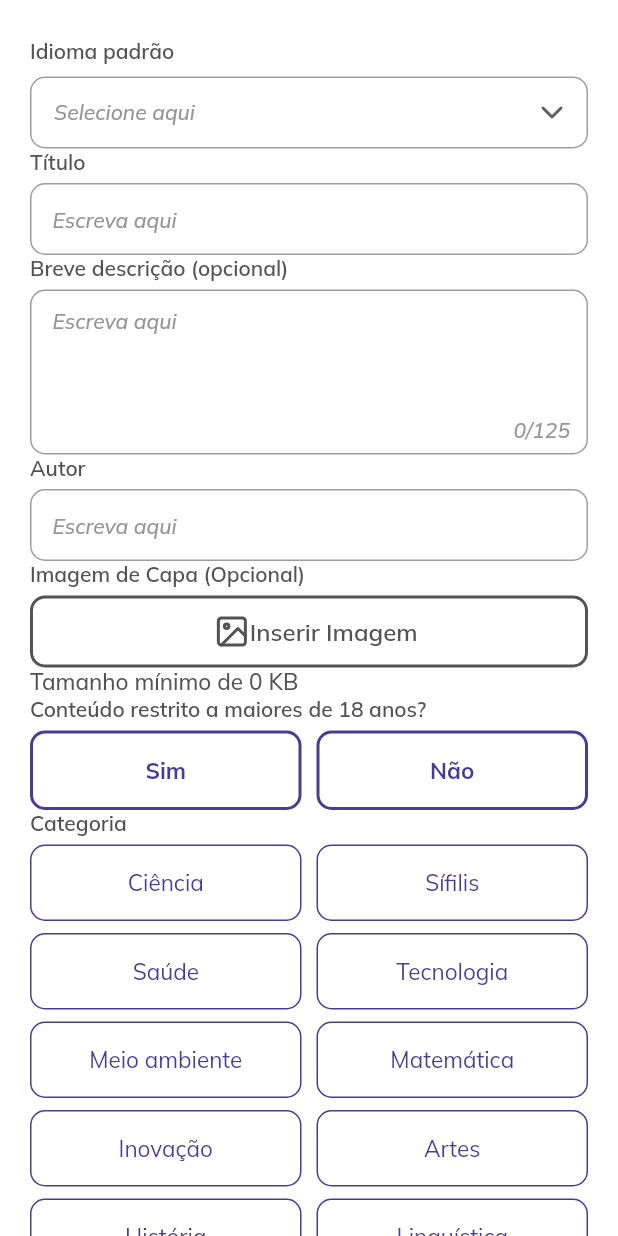
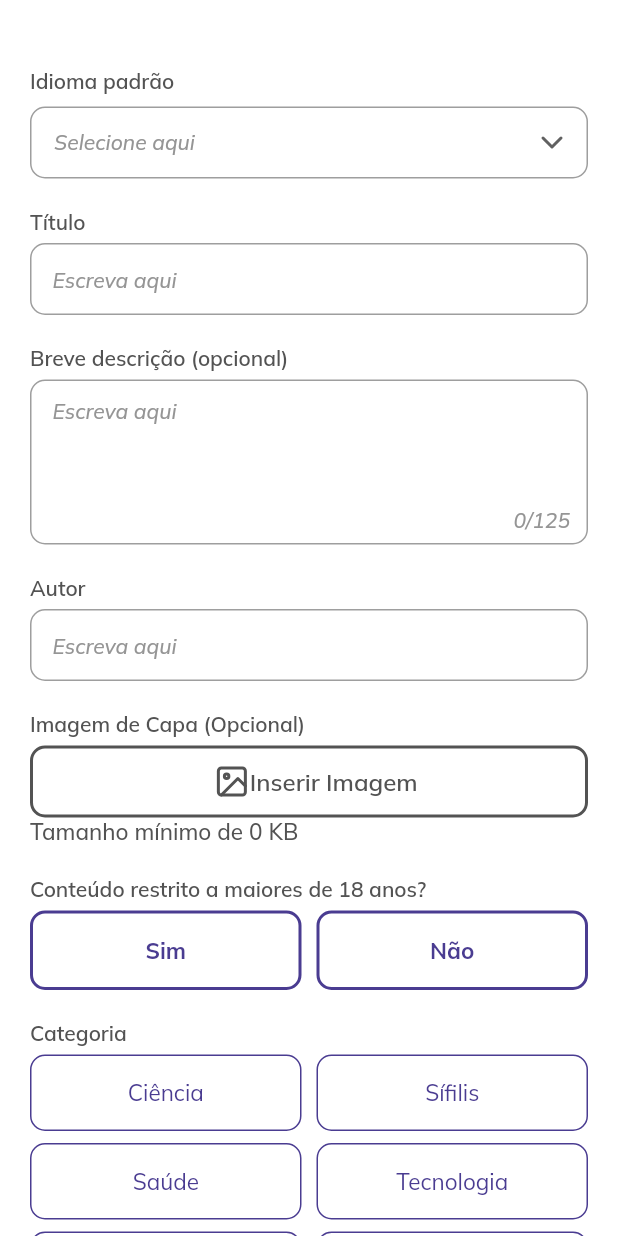
Before and after one commit to elionaimelo/theo, a Flutter app: the NewTellScreen widget shown alone on an empty page, opened directly with empty values, on a phone screen of 412 x 824 dp. Run offline on Flutter 3.47's test engine with Material 2 defaults, Android fonts, the phone set to English and light mode, and no system bars; our stand-ins replace file_picker, flutter_feather_icons, flutter_mobx, flutter_svg, get_it, google_fonts and 2 more; missing offline and left inert: photo_manager; generated files the repository leaves out were written again.

Commit message:
wip: margin adicionada

```diff
--- a/lib/pages/new_tell_screen/new_tell_screen.dart
+++ b/lib/pages/new_tell_screen/new_tell_screen.dart
@@ -76,12 +76,7 @@ class _NewTellScreenState extends State<NewTellScreen> {
 
   @override
   Widget build(BuildContext context) {
-    return SafeArea(
-      child: Padding(
-        padding: const EdgeInsets.symmetric(horizontal: 20),
-        child: Form(
-          child: ListView(
-            children: [
+    var inputs = <Widget>[
       TitleText(
         title: widget.title,
       ),
@@ -156,9 +151,8 @@ class _NewTellScreenState extends State<NewTellScreen> {
         uniqueSelect: false,
         bold: false,
       ),
-              Container(
-                margin: EdgeInsets.only(top: 9),
-              ),
+      Column(
+        children: [
           TextInput(
             onTextChanged: _onKeyword1TextChanged,
             label: 'Inserir link do video',
@@ -184,6 +178,8 @@ class _NewTellScreenState extends State<NewTellScreen> {
             labelStyle: TheoStyles.of(context).labelInputStyle,
             labelMargin: EdgeInsets.only(bottom: 5),
           ),
+        ],
+      ),
       Container(
         margin: EdgeInsets.only(top: 25),
         child: AlertMessage(
@@ -205,8 +201,17 @@ class _NewTellScreenState extends State<NewTellScreen> {
           borderColor: TheoColors.primary,
         ),
       )
-            ],
+    ];
+    return SafeArea(
+      child: Padding(
+        padding: const EdgeInsets.symmetric(horizontal: 20),
+        child: Form(
+          child: ListView.separated(
+              itemBuilder: (_, int index) => inputs[index],
+              separatorBuilder: (_, int index) => Container(
+                    margin: EdgeInsets.only(top: 20),
                   ),
+              itemCount: inputs.length),
         ),
       ),
     );
```
Lines whose indentation alone changed are shown as unchanged.
